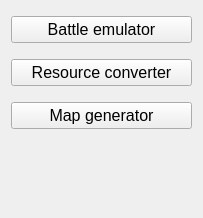
Qt form src/App/Launcher/LauncherWindow.ui (mapron/FreeHeroes) before a commit.
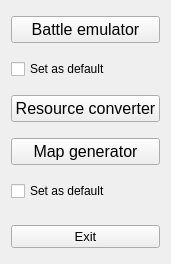
The same form after that commit.

```diff
--- a/src/App/Launcher/LauncherWindow.ui
+++ b/src/App/Launcher/LauncherWindow.ui
@@ -6,8 +6,8 @@
    <rect>
     <x>0</x>
     <y>0</y>
-    <width>203</width>
-    <height>218</height>
+    <width>162</width>
+    <height>264</height>
    </rect>
   </property>
   <property name="windowTitle">
@@ -26,6 +26,11 @@
       <number>5</number>
      </property>
      <item>
+      <layout class="QVBoxLayout" name="verticalLayout">
+       <property name="bottomMargin">
+        <number>0</number>
+       </property>
+       <item>
       <widget class="QPushButton" name="pushButtonEmulator">
        <property name="enabled">
         <bool>true</bool>
@@ -41,6 +46,15 @@
       </widget>
      </item>
      <item>
+        <widget class="QCheckBox" name="checkBoxEmulator">
+         <property name="text">
+          <string>Set as default</string>
+         </property>
+        </widget>
+       </item>
+      </layout>
+     </item>
+     <item>
       <widget class="QPushButton" name="pushButtonConverter">
        <property name="enabled">
         <bool>true</bool>
@@ -56,6 +70,11 @@
       </widget>
      </item>
      <item>
+      <layout class="QVBoxLayout" name="verticalLayout_3">
+       <property name="bottomMargin">
+        <number>0</number>
+       </property>
+       <item>
       <widget class="QPushButton" name="pushButtonGenerator">
        <property name="enabled">
         <bool>true</bool>
@@ -71,6 +90,15 @@
       </widget>
      </item>
      <item>
+        <widget class="QCheckBox" name="checkBoxMapGen">
+         <property name="text">
+          <string>Set as default</string>
+         </property>
+        </widget>
+       </item>
+      </layout>
+     </item>
+     <item>
       <spacer name="verticalSpacer">
        <property name="orientation">
         <enum>Qt::Vertical</enum>
@@ -83,6 +111,21 @@
        </property>
       </spacer>
      </item>
+     <item>
+      <widget class="QPushButton" name="pushButtonClose">
+       <property name="enabled">
+        <bool>true</bool>
+       </property>
+       <property name="font">
+        <font>
+         <pointsize>10</pointsize>
+        </font>
+       </property>
+       <property name="text">
+        <string>Exit</string>
+       </property>
+      </widget>
+     </item>
     </layout>
    </item>
   </layout>
```
Lines whose indentation alone changed are shown as unchanged.
